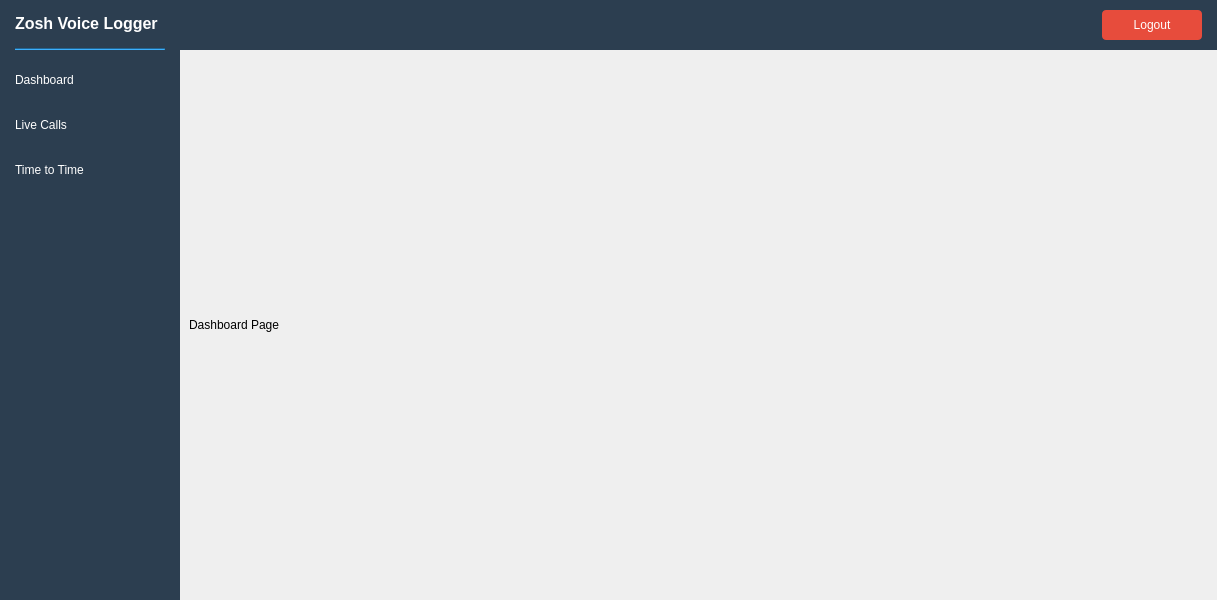
Before: the Qt Designer form mainwindow.ui in sanjayvanan/Xtend-Voice_Logger, drawn with Qt 5.
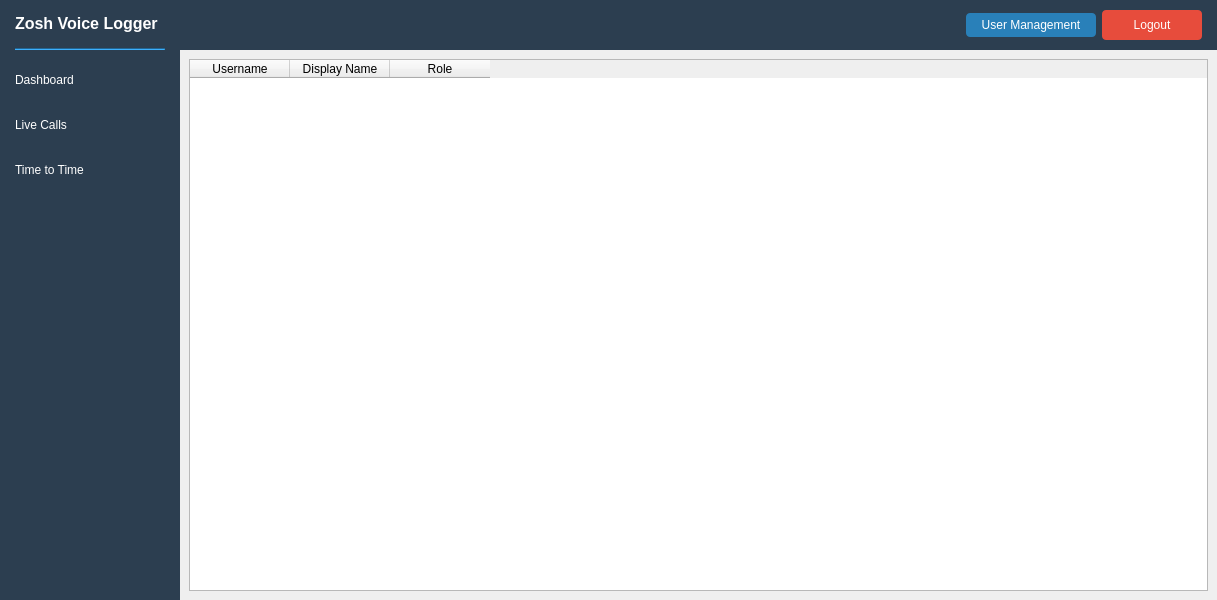
After: the same form once the commit is applied. The open tabs and pages were chosen to show the change.

```diff
--- a/mainwindow.ui
+++ b/mainwindow.ui
@@ -115,6 +115,34 @@
          </property>
         </spacer>
        </item>
+       <item>
+        <widget class="QLabel" name="labelUserName">
+         <property name="styleSheet">
+          <string notr="true">color: white;</string>
+         </property>
+        </widget>
+       </item>
+       <item>
+        <widget class="QPushButton" name="btnUserManagement">
+         <property name="text">
+          <string>User Management</string>
+         </property>
+         <property name="styleSheet">
+          <string notr="true">
+           QPushButton {
+               color: white;
+               background-color: #2980b9;
+               border: none;
+               border-radius: 4px;
+               padding: 5px 15px;
+           }
+           QPushButton:hover {
+               background-color: #3498db;
+           }
+          </string>
+         </property>
+        </widget>
+       </item>
        <item>
         <widget class="QPushButton" name="btnLogout">
          <property name="minimumSize">
@@ -409,6 +437,32 @@
           </item>
          </layout>
         </widget>
+        <widget class="QWidget" name="pageUsers">
+         <layout class="QVBoxLayout" name="verticalLayout_5">
+          <item>
+           <widget class="QTableWidget" name="tableUsers">
+            <property name="columnCount">
+             <number>3</number>
+            </property>
+            <column>
+             <property name="text">
+              <string>Username</string>
+             </property>
+            </column>
+            <column>
+             <property name="text">
+              <string>Display Name</string>
+             </property>
+            </column>
+            <column>
+             <property name="text">
+              <string>Role</string>
+             </property>
+            </column>
+           </widget>
+          </item>
+         </layout>
+        </widget>
        </widget>
       </item>
      </layout>
```
